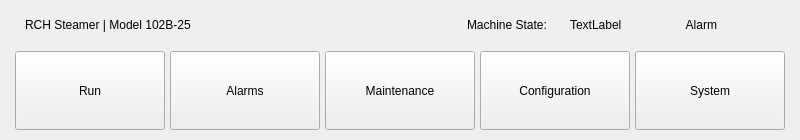
The window that ui/resources/Navigation_widget.ui (tamdak-dan/rch-steamer) describes before a commit, drawn with Qt 5.
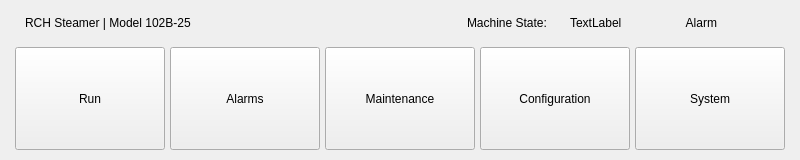
The same window after the commit.

The edit to the form file:
```diff
--- a/ui/resources/Navigation_widget.ui
+++ b/ui/resources/Navigation_widget.ui
@@ -7,11 +7,11 @@
     <x>0</x>
     <y>0</y>
     <width>800</width>
-    <height>140</height>
+    <height>160</height>
    </rect>
   </property>
   <property name="sizePolicy">
-   <sizepolicy hsizetype="Expanding" vsizetype="Preferred">
+   <sizepolicy hsizetype="Expanding" vsizetype="MinimumExpanding">
     <horstretch>0</horstretch>
     <verstretch>0</verstretch>
    </sizepolicy>
@@ -22,10 +22,13 @@
   <property name="styleSheet">
    <string notr="true"/>
   </property>
-  <layout class="QVBoxLayout" name="verticalLayout" stretch="1,2">
+  <layout class="QVBoxLayout" name="verticalLayout" stretch="1,3">
    <property name="spacing">
     <number>7</number>
    </property>
+   <property name="sizeConstraint">
+    <enum>QLayout::SizeConstraint::SetDefaultConstraint</enum>
+   </property>
    <property name="leftMargin">
     <number>15</number>
    </property>
@@ -39,7 +42,7 @@
     <number>10</number>
    </property>
    <item>
-    <layout class="QHBoxLayout" name="horizontalLayout_2" stretch="0,0">
+    <layout class="QHBoxLayout" name="horizontalLayout_2" stretch="4,4">
      <property name="sizeConstraint">
       <enum>QLayout::SizeConstraint::SetMaximumSize</enum>
      </property>
```
